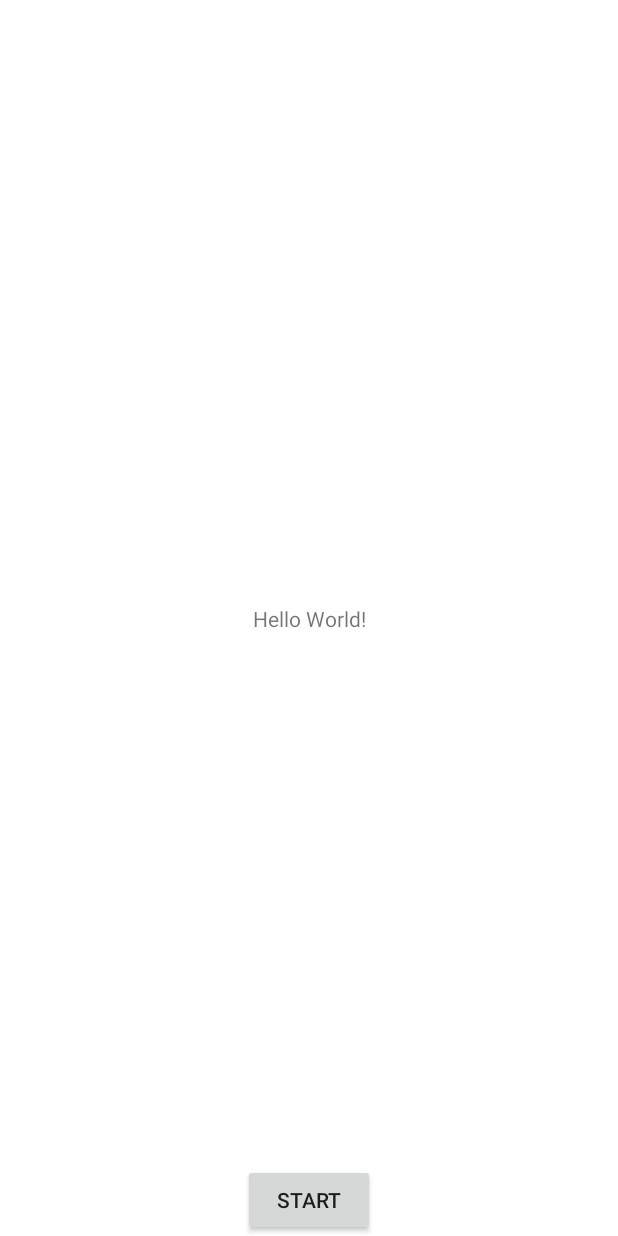
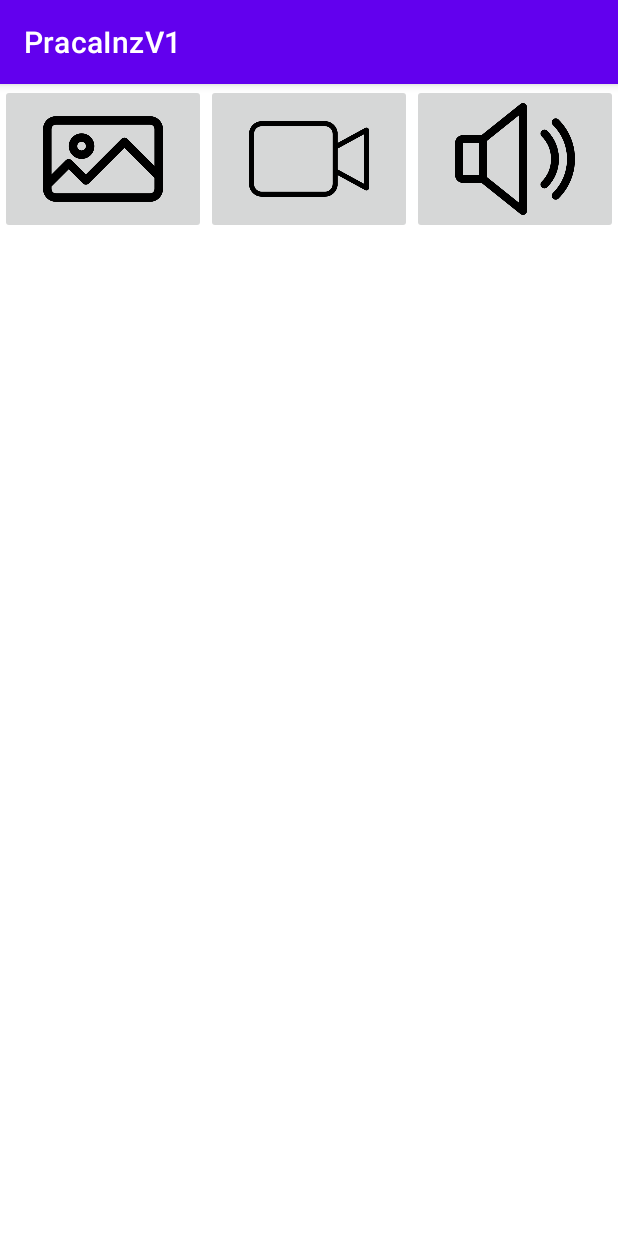
Before and after one commit to cezaryprusinowski/pracainzv1, an Android app: the HideActivity screen opened directly, with no data from a screen before it, on a phone screen of 412 x 824 dp. Run offline under Robolectric (Android 15) with nearby library versions, the phone set to English and light mode, and no system bars.

Commit message:
add select file fragment

```diff
--- a/app/build.gradle
+++ b/app/build.gradle
@@ -41,6 +41,9 @@ android {
 
 dependencies {
 
+    // Java language implementation
+    implementation "androidx.fragment:fragment:1.2.5"
+
     implementation 'androidx.appcompat:appcompat:1.2.0'
     implementation 'com.google.android.material:material:1.2.1'
     implementation 'androidx.constraintlayout:constraintlayout:2.0.4'
--- a/app/src/main/java/com/example/pracainzv1/HideActivity.java
+++ b/app/src/main/java/com/example/pracainzv1/HideActivity.java
@@ -1,13 +1,21 @@
 package com.example.pracainzv1;
 
-import android.app.Activity;
 import android.os.Bundle;
 
-public class HideActivity extends Activity {
+import androidx.appcompat.app.AppCompatActivity;
+
+public class HideActivity extends AppCompatActivity {
 
     @Override
     protected void onCreate(Bundle savedInstanceState) {
         super.onCreate(savedInstanceState);
-        setContentView(R.layout.activity_welcome);
+        setContentView(R.layout.activity_hide);
+
+        if (savedInstanceState == null) {
+            getSupportFragmentManager().beginTransaction()
+                    .setReorderingAllowed(true)
+                    .add(R.id.frame_SelectFile, SelectFileFragment.class, null)
+                    .commit();
+        }
     }
 }
--- a/app/src/main/java/com/example/pracainzv1/MenuActivity.java
+++ b/app/src/main/java/com/example/pracainzv1/MenuActivity.java
@@ -1,6 +1,7 @@
 package com.example.pracainzv1;
 
 import android.app.Activity;
+import android.content.Intent;
 import android.os.Bundle;
 import android.view.View;
 import android.widget.Toast;
@@ -25,7 +26,8 @@ public class MenuActivity extends Activity {
         binding.btnMenuHide.setOnClickListener(new View.OnClickListener() {
             @Override
             public void onClick(View v) {
-                Toast.makeText(MenuActivity.this, "Hide", Toast.LENGTH_SHORT).show();
+                Intent intent = new Intent(MenuActivity.this,HideActivity.class);
+                startActivity(intent);
             }
         });
 
--- /dev/null
+++ b/app/src/main/java/com/example/pracainzv1/SelectFileFragment.java
@@ -0,0 +1,51 @@
+package com.example.pracainzv1;
+
+import android.os.Bundle;
+import android.view.LayoutInflater;
+import android.view.View;
+import android.view.ViewGroup;
+import android.widget.Toast;
+
+import androidx.annotation.NonNull;
+import androidx.annotation.Nullable;
+import androidx.fragment.app.Fragment;
+
+import com.example.pracainzv1.databinding.SelectFileFragmentBinding;
+
+public class SelectFileFragment extends Fragment {
+
+    private SelectFileFragmentBinding binding;
+
+    @Nullable
+    @Override
+    public View onCreateView(@NonNull LayoutInflater inflater, @Nullable ViewGroup container, @Nullable Bundle savedInstanceState) {
+        binding = SelectFileFragmentBinding.inflate(inflater,container,false);
+
+        setListeners();
+
+        return binding.getRoot();
+    }
+
+    private void setListeners() {
+        binding.btnAudio.setOnClickListener(new View.OnClickListener() {
+            @Override
+            public void onClick(View v) {
+                Toast.makeText(getActivity(), "Select audio file", Toast.LENGTH_SHORT).show();
+            }
+        });
+
+        binding.btnImage.setOnClickListener(new View.OnClickListener() {
+            @Override
+            public void onClick(View v) {
+                Toast.makeText(getActivity(), "Select image file", Toast.LENGTH_SHORT).show();
+            }
+        });
+
+        binding.btnVideo.setOnClickListener(new View.OnClickListener() {
+            @Override
+            public void onClick(View v) {
+                Toast.makeText(getActivity(), "Select video file", Toast.LENGTH_SHORT).show();
+            }
+        });
+    }
+}
--- /dev/null
+++ b/app/src/main/res/drawable/image_button_audio.xml
@@ -0,0 +1,8 @@
+<?xml version="1.0" encoding="utf-8"?>
+<selector xmlns:android="http://schemas.android.com/apk/res/android">
+    <item android:state_pressed="true"
+        android:drawable="@drawable/audio_pressed" /> <!-- pressed -->
+    <item android:state_focused="true"
+        android:drawable="@drawable/audio_focused" /> <!-- focused -->
+    <item android:drawable="@drawable/audio_normal" /> <!-- default -->
+</selector>
--- /dev/null
+++ b/app/src/main/res/drawable/image_button_picture.xml
@@ -0,0 +1,8 @@
+<?xml version="1.0" encoding="utf-8"?>
+<selector xmlns:android="http://schemas.android.com/apk/res/android">
+    <item android:state_pressed="true"
+        android:drawable="@drawable/picture_pressed" /> <!-- pressed -->
+    <item android:state_focused="true"
+        android:drawable="@drawable/picture_focused" /> <!-- focused -->
+    <item android:drawable="@drawable/picture_normal" /> <!-- default -->
+</selector>
--- /dev/null
+++ b/app/src/main/res/drawable/image_button_video.xml
@@ -0,0 +1,8 @@
+<?xml version="1.0" encoding="utf-8"?>
+<selector xmlns:android="http://schemas.android.com/apk/res/android">
+    <item android:state_pressed="true"
+        android:drawable="@drawable/video_pressed" /> <!-- pressed -->
+    <item android:state_focused="true"
+        android:drawable="@drawable/video_focused" /> <!-- focused -->
+    <item android:drawable="@drawable/video_normal" /> <!-- default -->
+</selector>
--- /dev/null
+++ b/app/src/main/res/layout/activity_hide.xml
@@ -0,0 +1,11 @@
+<?xml version="1.0" encoding="utf-8"?>
+<RelativeLayout xmlns:android="http://schemas.android.com/apk/res/android"
+    android:layout_width="match_parent" android:layout_height="match_parent">
+
+    <FrameLayout
+        android:layout_width="wrap_content"
+        android:layout_height="wrap_content"
+        android:id="@+id/frame_SelectFile"/>
+
+
+</RelativeLayout>
--- /dev/null
+++ b/app/src/main/res/layout/select_file_fragment.xml
@@ -0,0 +1,31 @@
+<?xml version="1.0" encoding="utf-8"?>
+<LinearLayout xmlns:android="http://schemas.android.com/apk/res/android"
+    android:orientation="horizontal" android:layout_width="match_parent"
+    android:layout_height="100dp">
+
+    <ImageButton
+        android:layout_width="0dp"
+        android:layout_weight="1"
+        android:layout_height="wrap_content"
+        android:src="@drawable/image_button_picture"
+        android:scaleType="fitCenter"
+        android:id="@+id/btnImage"
+        />
+    <ImageButton
+        android:layout_width="0dp"
+        android:layout_weight="1"
+        android:layout_height="wrap_content"
+        android:src="@drawable/image_button_video"
+        android:scaleType="fitCenter"
+        android:id="@+id/btnVideo"
+        />
+    <ImageButton
+        android:layout_width="0dp"
+        android:layout_weight="1"
+        android:layout_height="wrap_content"
+        android:src="@drawable/image_button_audio"
+        android:scaleType="fitCenter"
+        android:id="@+id/btnAudio"
+        />
+
+</LinearLayout>
```
Also changed, not shown: app/src/main/res/drawable-v24/audio_focused.png (added), app/src/main/res/drawable-v24/audio_normal.png (added), app/src/main/res/drawable-v24/audio_pressed.png (added), app/src/main/res/drawable-v24/picture_focused.png (added), app/src/main/res/drawable-v24/picture_normal.png (added), app/src/main/res/drawable-v24/picture_pressed.png (added), app/src/main/res/drawable-v24/video_focused.png (added), app/src/main/res/drawable-v24/video_normal.png (added), app/src/main/res/drawable-v24/video_pressed.png (added).
